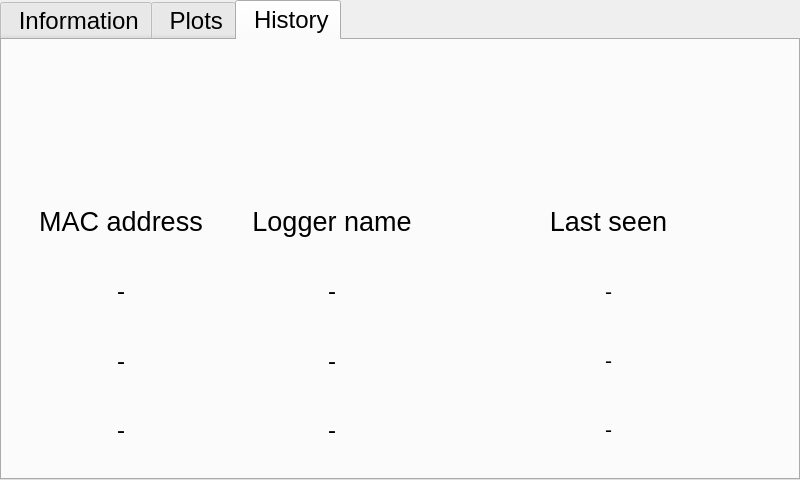
The window that gui/ble_gui.ui (LowellInstruments/ddh_new) describes before a commit, drawn with Qt 5.
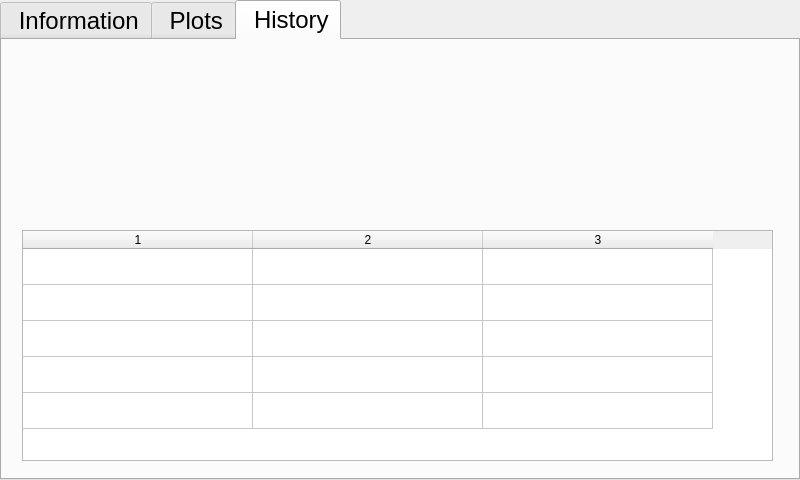
The same window after the commit. Icons and pictures are not drawn.

```diff
--- a/gui/ble_gui.ui
+++ b/gui/ble_gui.ui
@@ -615,284 +615,6 @@
    <attribute name="title">
     <string> History</string>
    </attribute>
-   <widget class="QWidget" name="gridLayoutWidget_5">
-    <property name="geometry">
-     <rect>
-      <x>20</x>
-      <y>150</y>
-      <width>751</width>
-      <height>271</height>
-     </rect>
-    </property>
-    <property name="sizePolicy">
-     <sizepolicy hsizetype="Preferred" vsizetype="Preferred">
-      <horstretch>1</horstretch>
-      <verstretch>0</verstretch>
-     </sizepolicy>
-    </property>
-    <layout class="QGridLayout" name="gridLayout_2">
-     <item row="1" column="2">
-      <widget class="QLabel" name="lbl_his_m_1">
-       <property name="sizePolicy">
-        <sizepolicy hsizetype="Preferred" vsizetype="Preferred">
-         <horstretch>1</horstretch>
-         <verstretch>0</verstretch>
-        </sizepolicy>
-       </property>
-       <property name="text">
-        <string>-</string>
-       </property>
-       <property name="alignment">
-        <set>Qt::AlignCenter</set>
-       </property>
-      </widget>
-     </item>
-     <item row="0" column="2">
-      <widget class="QLabel" name="label_18">
-       <property name="sizePolicy">
-        <sizepolicy hsizetype="Preferred" vsizetype="Preferred">
-         <horstretch>2</horstretch>
-         <verstretch>0</verstretch>
-        </sizepolicy>
-       </property>
-       <property name="font">
-        <font>
-         <pointsize>20</pointsize>
-         <kerning>false</kerning>
-        </font>
-       </property>
-       <property name="text">
-        <string>Logger name</string>
-       </property>
-       <property name="alignment">
-        <set>Qt::AlignCenter</set>
-       </property>
-      </widget>
-     </item>
-     <item row="1" column="4">
-      <widget class="QLabel" name="lbl_his_l_1">
-       <property name="sizePolicy">
-        <sizepolicy hsizetype="Preferred" vsizetype="Preferred">
-         <horstretch>1</horstretch>
-         <verstretch>0</verstretch>
-        </sizepolicy>
-       </property>
-       <property name="font">
-        <font>
-         <pointsize>16</pointsize>
-         <kerning>false</kerning>
-        </font>
-       </property>
-       <property name="text">
-        <string>-</string>
-       </property>
-       <property name="alignment">
-        <set>Qt::AlignCenter</set>
-       </property>
-       <property name="wordWrap">
-        <bool>true</bool>
-       </property>
-      </widget>
-     </item>
-     <item row="0" column="4">
-      <widget class="QLabel" name="label_14">
-       <property name="sizePolicy">
-        <sizepolicy hsizetype="Preferred" vsizetype="Preferred">
-         <horstretch>10</horstretch>
-         <verstretch>0</verstretch>
-        </sizepolicy>
-       </property>
-       <property name="font">
-        <font>
-         <pointsize>20</pointsize>
-         <kerning>false</kerning>
-        </font>
-       </property>
-       <property name="text">
-        <string>Last seen</string>
-       </property>
-       <property name="alignment">
-        <set>Qt::AlignCenter</set>
-       </property>
-      </widget>
-     </item>
-     <item row="3" column="4">
-      <widget class="QLabel" name="lbl_his_l_3">
-       <property name="sizePolicy">
-        <sizepolicy hsizetype="Preferred" vsizetype="Preferred">
-         <horstretch>1</horstretch>
-         <verstretch>0</verstretch>
-        </sizepolicy>
-       </property>
-       <property name="font">
-        <font>
-         <pointsize>16</pointsize>
-         <kerning>false</kerning>
-        </font>
-       </property>
-       <property name="text">
-        <string>-</string>
-       </property>
-       <property name="alignment">
-        <set>Qt::AlignCenter</set>
-       </property>
-      </widget>
-     </item>
-     <item row="3" column="2">
-      <widget class="QLabel" name="lbl_his_m_3">
-       <property name="sizePolicy">
-        <sizepolicy hsizetype="Preferred" vsizetype="Preferred">
-         <horstretch>1</horstretch>
-         <verstretch>0</verstretch>
-        </sizepolicy>
-       </property>
-       <property name="text">
-        <string>-</string>
-       </property>
-       <property name="alignment">
-        <set>Qt::AlignCenter</set>
-       </property>
-      </widget>
-     </item>
-     <item row="2" column="0">
-      <widget class="QLabel" name="lbl_his_n_2">
-       <property name="sizePolicy">
-        <sizepolicy hsizetype="Preferred" vsizetype="Preferred">
-         <horstretch>1</horstretch>
-         <verstretch>0</verstretch>
-        </sizepolicy>
-       </property>
-       <property name="text">
-        <string>-</string>
-       </property>
-       <property name="alignment">
-        <set>Qt::AlignCenter</set>
-       </property>
-      </widget>
-     </item>
-     <item row="0" column="1" rowspan="4">
-      <widget class="QLabel" name="label_2">
-       <property name="minimumSize">
-        <size>
-         <width>20</width>
-         <height>0</height>
-        </size>
-       </property>
-       <property name="text">
-        <string/>
-       </property>
-      </widget>
-     </item>
-     <item row="3" column="0">
-      <widget class="QLabel" name="lbl_his_n_3">
-       <property name="sizePolicy">
-        <sizepolicy hsizetype="Preferred" vsizetype="Preferred">
-         <horstretch>1</horstretch>
-         <verstretch>0</verstretch>
-        </sizepolicy>
-       </property>
-       <property name="text">
-        <string>-</string>
-       </property>
-       <property name="alignment">
-        <set>Qt::AlignCenter</set>
-       </property>
-       <property name="margin">
-        <number>0</number>
-       </property>
-      </widget>
-     </item>
-     <item row="2" column="4">
-      <widget class="QLabel" name="lbl_his_l_2">
-       <property name="sizePolicy">
-        <sizepolicy hsizetype="Preferred" vsizetype="Preferred">
-         <horstretch>1</horstretch>
-         <verstretch>0</verstretch>
-        </sizepolicy>
-       </property>
-       <property name="font">
-        <font>
-         <pointsize>16</pointsize>
-         <kerning>false</kerning>
-        </font>
-       </property>
-       <property name="text">
-        <string>-</string>
-       </property>
-       <property name="alignment">
-        <set>Qt::AlignCenter</set>
-       </property>
-      </widget>
-     </item>
-     <item row="0" column="0">
-      <widget class="QLabel" name="label_12">
-       <property name="sizePolicy">
-        <sizepolicy hsizetype="Preferred" vsizetype="Preferred">
-         <horstretch>6</horstretch>
-         <verstretch>0</verstretch>
-        </sizepolicy>
-       </property>
-       <property name="font">
-        <font>
-         <pointsize>20</pointsize>
-         <kerning>false</kerning>
-        </font>
-       </property>
-       <property name="text">
-        <string>MAC address</string>
-       </property>
-       <property name="alignment">
-        <set>Qt::AlignCenter</set>
-       </property>
-      </widget>
-     </item>
-     <item row="1" column="0">
-      <widget class="QLabel" name="lbl_his_n_1">
-       <property name="sizePolicy">
-        <sizepolicy hsizetype="Preferred" vsizetype="Preferred">
-         <horstretch>1</horstretch>
-         <verstretch>0</verstretch>
-        </sizepolicy>
-       </property>
-       <property name="text">
-        <string>-</string>
-       </property>
-       <property name="alignment">
-        <set>Qt::AlignCenter</set>
-       </property>
-      </widget>
-     </item>
-     <item row="2" column="2">
-      <widget class="QLabel" name="lbl_his_m_2">
-       <property name="sizePolicy">
-        <sizepolicy hsizetype="Preferred" vsizetype="Preferred">
-         <horstretch>1</horstretch>
-         <verstretch>0</verstretch>
-        </sizepolicy>
-       </property>
-       <property name="text">
-        <string>-</string>
-       </property>
-       <property name="alignment">
-        <set>Qt::AlignCenter</set>
-       </property>
-      </widget>
-     </item>
-     <item row="0" column="3">
-      <widget class="QLabel" name="label_5">
-       <property name="minimumSize">
-        <size>
-         <width>20</width>
-         <height>0</height>
-        </size>
-       </property>
-       <property name="text">
-        <string/>
-       </property>
-      </widget>
-     </item>
-    </layout>
-   </widget>
    <widget class="QWidget" name="gridLayoutWidget_3">
     <property name="geometry">
      <rect>
@@ -968,6 +690,69 @@
      </item>
     </layout>
    </widget>
+   <widget class="QWidget" name="layoutWidget">
+    <property name="geometry">
+     <rect>
+      <x>20</x>
+      <y>190</y>
+      <width>751</width>
+      <height>231</height>
+     </rect>
+    </property>
+    <layout class="QHBoxLayout" name="horizontalLayout_4">
+     <item>
+      <widget class="QTableWidget" name="tbl_his">
+       <property name="enabled">
+        <bool>true</bool>
+       </property>
+       <property name="styleSheet">
+        <string notr="true">font: 19pt &quot;Ubuntu&quot;;</string>
+       </property>
+       <property name="selectionMode">
+        <enum>QAbstractItemView::SingleSelection</enum>
+       </property>
+       <property name="selectionBehavior">
+        <enum>QAbstractItemView::SelectRows</enum>
+       </property>
+       <property name="showGrid">
+        <bool>true</bool>
+       </property>
+       <property name="rowCount">
+        <number>5</number>
+       </property>
+       <property name="columnCount">
+        <number>3</number>
+       </property>
+       <attribute name="horizontalHeaderDefaultSectionSize">
+        <number>230</number>
+       </attribute>
+       <attribute name="horizontalHeaderHighlightSections">
+        <bool>false</bool>
+       </attribute>
+       <attribute name="horizontalHeaderMinimumSectionSize">
+        <number>80</number>
+       </attribute>
+       <attribute name="verticalHeaderVisible">
+        <bool>false</bool>
+       </attribute>
+       <attribute name="verticalHeaderDefaultSectionSize">
+        <number>36</number>
+       </attribute>
+       <attribute name="verticalHeaderHighlightSections">
+        <bool>false</bool>
+       </attribute>
+       <row/>
+       <row/>
+       <row/>
+       <row/>
+       <row/>
+       <column/>
+       <column/>
+       <column/>
+      </widget>
+     </item>
+    </layout>
+   </widget>
   </widget>
  </widget>
  <resources/>
```
